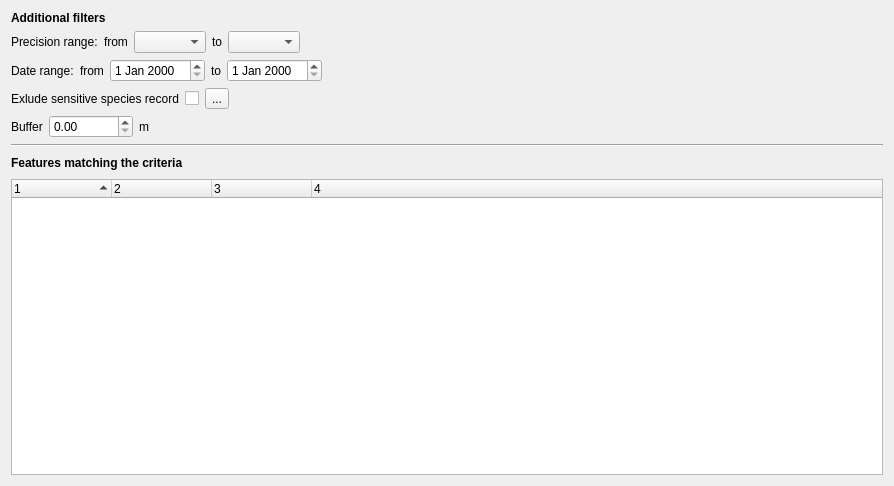
First picture: the form in ui_filter.ui, repository lutraconsulting/qgis-nnpa-reporting, before the edit.
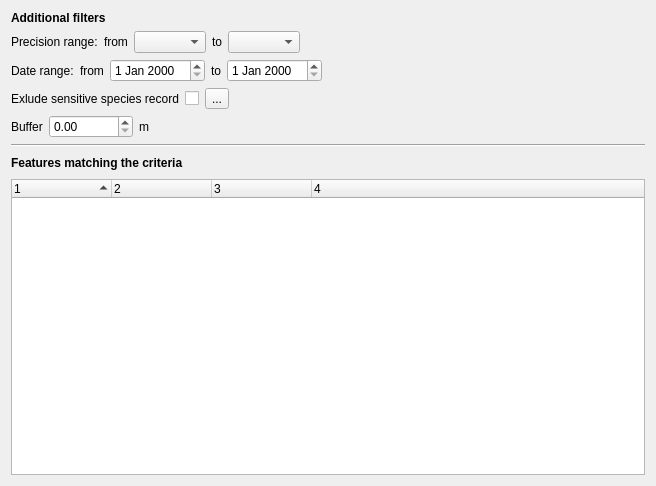
Second picture: the form after the edit. Custom widgets are drawn as their Qt base class.

Commit message: minor dialog layout enhancements

```diff
--- a/ui_filter.ui
+++ b/ui_filter.ui
@@ -6,7 +6,7 @@
    <rect>
     <x>0</x>
     <y>0</y>
-    <width>894</width>
+    <width>656</width>
     <height>486</height>
    </rect>
   </property>
```
Left out of the diff: 2 changed lines with no effect on the pictures. The commit also changes 2 other files.
